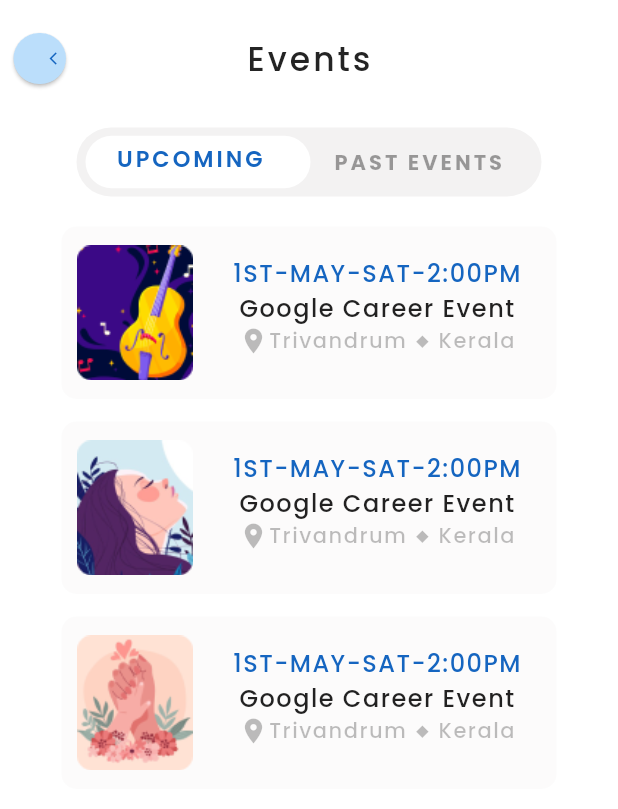
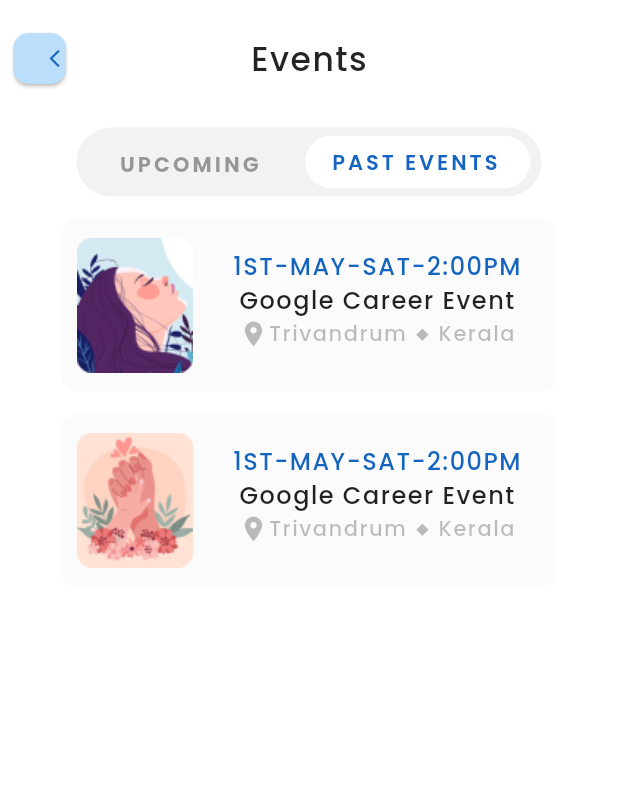
Before and after one commit to mirsadkt/campus-recruitment, a Flutter app: the screen it shows after launch, on a phone screen of 412 x 824 dp. Shown: the top 809 px of the screen. Run offline on Flutter 3.47's test engine with Material 3 defaults, Android fonts, the phone set to English and light mode, and no system bars; our stand-ins replace google_fonts; missing offline and left inert: dart:html.

Commit message:
Past events Complete and changed bck button shape.

```diff
--- a/lib/main.dart
+++ b/lib/main.dart
@@ -3,6 +3,7 @@
 import 'package:campus_recruitment/pages/home.dart';
 import 'package:campus_recruitment/pages/landing.dart';
 import 'package:campus_recruitment/pages/otp.dart';
+import 'package:campus_recruitment/pages/pastevents.dart';
 import 'package:campus_recruitment/pages/signup.dart';
 import 'package:campus_recruitment/pages/tellaboutyourself.dart';
 import 'package:campus_recruitment/pages/upcomingevents.dart';
@@ -25,7 +26,7 @@
         colorScheme: ColorScheme.fromSeed(seedColor: Colors.deepPurple),
         useMaterial3: true,
       ),
-      home: const EventsUpcoming(),
+      home: const PastEvents(),
     );
   }
 }
--- a/lib/pages/upcomingevents.dart
+++ b/lib/pages/pastevents.dart
@@ -1,16 +1,16 @@
-// ignore_for_file: prefer_const_constructors, prefer_const_literals_to_create_immutables, avoid_unnecessary_containers, sized_box_for_whitespace, sort_child_properties_last, avoid_print, unused_import, unnecessary_import
+// ignore_for_file: prefer_const_constructors, sized_box_for_whitespace, sort_child_properties_last, avoid_print, prefer_const_literals_to_create_immutables
 
 import 'package:flutter/material.dart';
 import 'package:google_fonts/google_fonts.dart';
 
-class EventsUpcoming extends StatefulWidget {
-  const EventsUpcoming({super.key});
+class PastEvents extends StatefulWidget {
+  const PastEvents({super.key});
 
   @override
-  State<EventsUpcoming> createState() => _EventsUpcomingState();
+  State<PastEvents> createState() => _PastEventsState();
 }
 
-class _EventsUpcomingState extends State<EventsUpcoming> {
+class _PastEventsState extends State<PastEvents> {
   @override
   Widget build(BuildContext context) {
     return MaterialApp(
@@ -38,17 +38,20 @@
                           print("Back Button Pressed ");
                         },
                         child: Center(
-                          child: Icon(
-                            Icons.arrow_back_ios,
-                            size: 10,
-                            weight: 40,
+                          child: Padding(
+                            padding: EdgeInsets.only(right: 30),
+                            child: Icon(
+                              Icons.arrow_back_ios,
+                              size: 14,
+                              weight: 40,
+                            ),
                           ),
                         ),
                         style: ElevatedButton.styleFrom(
                           foregroundColor: Colors.blue.shade800,
                           backgroundColor: Colors.blue.shade100,
                           shape: RoundedRectangleBorder(
-                              borderRadius: BorderRadius.circular(30)),
+                              borderRadius: BorderRadius.circular(10)),
                         ),
                       ),
                     ),
@@ -60,7 +63,7 @@
                 style: GoogleFonts.poppins(
                     color: Color.fromARGB(255, 36, 36, 36),
                     fontWeight: FontWeight.w500,
-                    letterSpacing: 2),
+                    letterSpacing: 1),
               ),
             ),
           ),
@@ -69,7 +72,7 @@
           children: [
             Align(
               child: Padding(
-                padding: const EdgeInsets.only(top: 20),
+                padding: EdgeInsets.only(top: 20),
                 child: Container(
                   height: 46,
                   width: 310,
@@ -79,106 +82,39 @@
                   child: Row(
                     children: [
                       Padding(
-                        padding: EdgeInsets.only(left: 6),
+                        padding: EdgeInsets.only(top: 3, left: 28),
+                        child: Text(
+                          "UPCOMING",
+                          style: GoogleFonts.poppins(
+                            letterSpacing: 2,
+                            color: Colors.black38,
+                            fontWeight: FontWeight.w700,
+                          ),
+                        ),
+                      ),
+                      Padding(
+                        padding: const EdgeInsets.only(left: 30),
                         child: Container(
                           height: 35,
                           width: 150,
                           decoration: BoxDecoration(
-                            borderRadius: BorderRadius.circular(30),
-                            color: Colors.white,
-                          ),
+                              borderRadius: BorderRadius.circular(30),
+                              color: Colors.white),
                           child: Padding(
-                            padding: EdgeInsets.only(left: 20, top: 5),
+                            padding: const EdgeInsets.only(top: 8, left: 17),
                             child: Text(
-                              "UPCOMING",
+                              "PAST EVENTS",
                               style: GoogleFonts.poppins(
                                 fontWeight: FontWeight.w600,
+                                color: Colors.blue.shade800,
                                 letterSpacing: 2,
-                                color: Colors.blue.shade800,
-                                fontSize: 15,
                               ),
                             ),
                           ),
                         ),
                       ),
-                      Padding(
-                        padding: EdgeInsets.only(left: 15),
-                        child: Text(
-                          "PAST EVENTS",
-                          style: GoogleFonts.poppins(
-                            fontWeight: FontWeight.w700,
-                            letterSpacing: 2,
-                            color: Colors.black38,
-                            fontSize: 14,
-                          ),
-                        ),
-                      ),
                     ],
                   ),
-                ),
-              ),
-            ),
-            Padding(
-              padding: EdgeInsets.only(top: 20),
-              child: Container(
-                height: 115,
-                width: 330,
-                decoration: BoxDecoration(
-                  borderRadius: BorderRadius.circular(10),
-                  color: Color.fromARGB(35, 231, 229, 229),
-                ),
-                child: Row(
-                  children: [
-                    Padding(
-                      padding: EdgeInsets.all(9),
-                      child: Image(
-                        image: AssetImage("assets/jazz.png"),
-                        height: 90,
-                        width: 80,
-                      ),
-                    ),
-                    Padding(
-                      padding: const EdgeInsets.only(top: 20, left: 16),
-                      child: Column(
-                        children: [
-                          Text(
-                            "1ST-MAY-SAT-2:00PM",
-                            style: GoogleFonts.poppins(
-                              fontWeight: FontWeight.w500,
-                              letterSpacing: 1,
-                              color: Colors.blue.shade800,
-                              fontSize: 16,
-                            ),
-                          ),
-                          Text(
-                            "Google Career Event",
-                            style: GoogleFonts.poppins(
-                              letterSpacing: 1,
-                              fontWeight: FontWeight.w500,
-                              color: Colors.black87,
-                              fontSize: 16,
-                            ),
-                          ),
-                          Row(
-                            children: [
-                              Icon(
-                                Icons.location_on,
-                                size: 20,
-                                color: Colors.black26,
-                              ),
-                              Text(
-                                "Trivandrum ◆ Kerala",
-                                style: GoogleFonts.poppins(
-                                    color: Colors.black26,
-                                    letterSpacing: 1,
-                                    fontWeight: FontWeight.w500),
-                              ),
-                            ],
-                          ),
-                        ],
-                      ),
-                    )
-                  ],
                 ),
               ),
             ),
```
